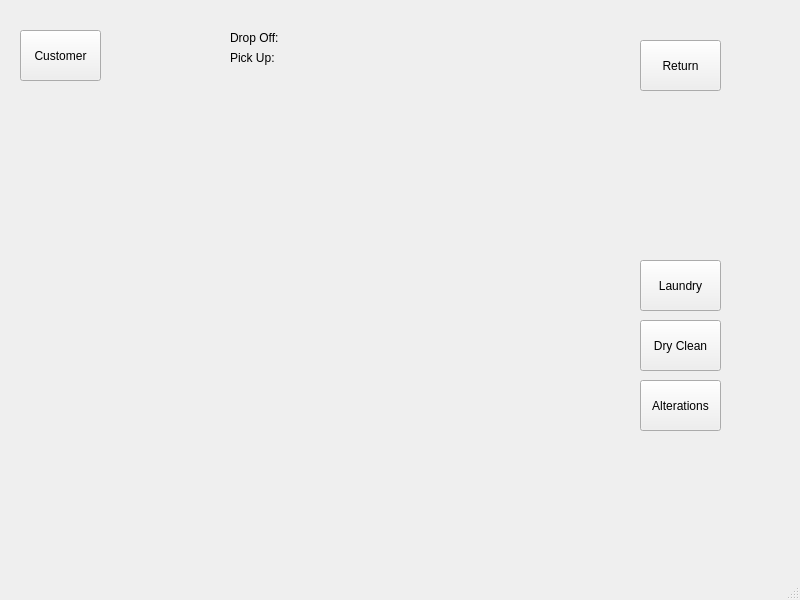
Above: mainwindow.ui from LAVjr97/CProgram before the change. Below: the same form after it.
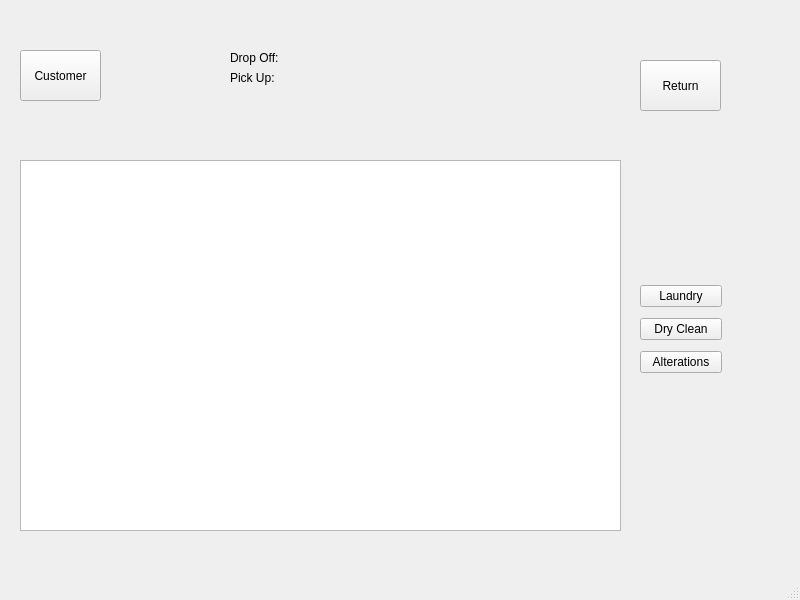
That is the form after the change.

Patch:
```diff
--- a/mainwindow.ui
+++ b/mainwindow.ui
@@ -18,9 +18,9 @@
     <property name="geometry">
      <rect>
       <x>0</x>
-      <y>0</y>
-      <width>781</width>
-      <height>561</height>
+      <y>20</y>
+      <width>801</width>
+      <height>581</height>
      </rect>
     </property>
     <property name="currentIndex">
@@ -81,45 +81,6 @@
        <string>Customer</string>
       </property>
      </widget>
-     <widget class="QPushButton" name="btnLaundry">
-      <property name="geometry">
-       <rect>
-        <x>640</x>
-        <y>260</y>
-        <width>81</width>
-        <height>51</height>
-       </rect>
-      </property>
-      <property name="text">
-       <string>Laundry</string>
-      </property>
-     </widget>
-     <widget class="QPushButton" name="btnDryClean">
-      <property name="geometry">
-       <rect>
-        <x>640</x>
-        <y>320</y>
-        <width>81</width>
-        <height>51</height>
-       </rect>
-      </property>
-      <property name="text">
-       <string>Dry Clean</string>
-      </property>
-     </widget>
-     <widget class="QPushButton" name="btnAlterations">
-      <property name="geometry">
-       <rect>
-        <x>640</x>
-        <y>380</y>
-        <width>81</width>
-        <height>51</height>
-       </rect>
-      </property>
-      <property name="text">
-       <string>Alterations</string>
-      </property>
-     </widget>
      <widget class="QLabel" name="lblDropOff">
       <property name="geometry">
        <rect>
@@ -159,6 +120,49 @@
        <string>Return</string>
       </property>
      </widget>
+     <widget class="QTableView" name="tableView">
+      <property name="geometry">
+       <rect>
+        <x>20</x>
+        <y>140</y>
+        <width>601</width>
+        <height>371</height>
+       </rect>
+      </property>
+     </widget>
+     <widget class="QWidget" name="">
+      <property name="geometry">
+       <rect>
+        <x>640</x>
+        <y>260</y>
+        <width>82</width>
+        <height>101</height>
+       </rect>
+      </property>
+      <layout class="QVBoxLayout" name="verticalLayout">
+       <item>
+        <widget class="QPushButton" name="btnLaundry">
+         <property name="text">
+          <string>Laundry</string>
+         </property>
+        </widget>
+       </item>
+       <item>
+        <widget class="QPushButton" name="btnDryClean">
+         <property name="text">
+          <string>Dry Clean</string>
+         </property>
+        </widget>
+       </item>
+       <item>
+        <widget class="QPushButton" name="btnAlterations">
+         <property name="text">
+          <string>Alterations</string>
+         </property>
+        </widget>
+       </item>
+      </layout>
+     </widget>
     </widget>
    </widget>
   </widget>
```
